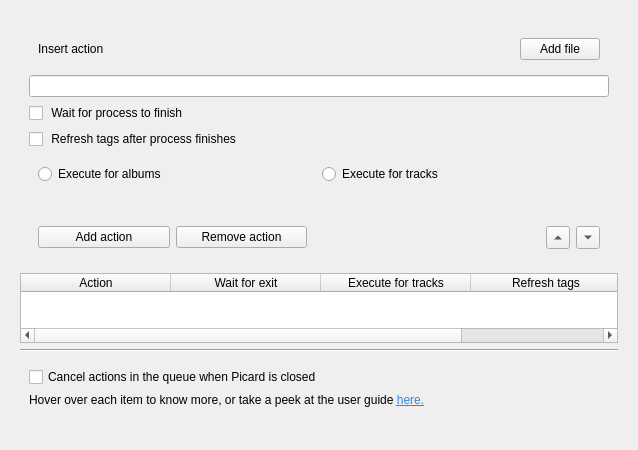
First picture: the form in plugins/post_tagging_actions/options_post_tagging_actions.ui, repository metabrainz/picard-plugins, before the edit.
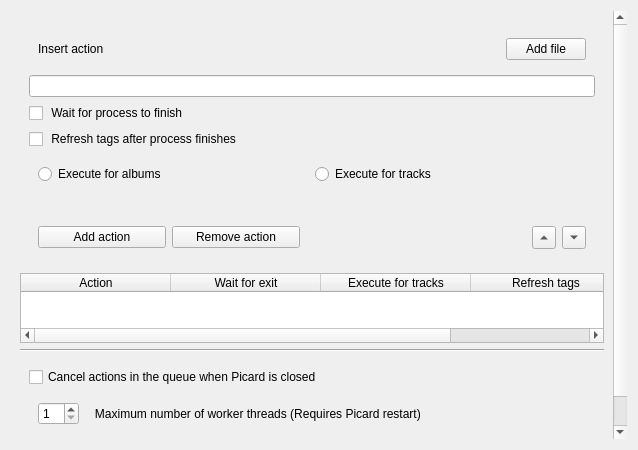
Second picture: the form after the edit.

Patch:
```diff
--- a/plugins/post_tagging_actions/options_post_tagging_actions.ui
+++ b/plugins/post_tagging_actions/options_post_tagging_actions.ui
@@ -32,9 +32,9 @@
       <property name="geometry">
        <rect>
         <x>0</x>
-        <y>0</y>
+        <y>-70</y>
         <width>606</width>
-        <height>451</height>
+        <height>502</height>
        </rect>
       </property>
       <layout class="QVBoxLayout">
@@ -248,10 +248,42 @@
             </property>
            </widget>
           </item>
+          <item>
+           <widget class="QWidget" name="widget_4" native="true">
+            <layout class="QHBoxLayout" name="horizontalLayout">
+             <item>
+              <widget class="QSpinBox" name="max_workers">
+               <property name="sizePolicy">
+                <sizepolicy hsizetype="Maximum" vsizetype="Fixed">
+                 <horstretch>0</horstretch>
+                 <verstretch>0</verstretch>
+                </sizepolicy>
+               </property>
+               <property name="minimum">
+                <number>1</number>
+               </property>
+               <property name="maximum">
+                <number>64</number>
+               </property>
+              </widget>
+             </item>
+             <item>
+              <widget class="QLabel" name="label_2">
+               <property name="toolTip">
+                <string>Sets the number of background threads executing the actions</string>
+               </property>
+               <property name="text">
+                <string>   Maximum number of worker threads (Requires Picard restart)</string>
+               </property>
+              </widget>
+             </item>
+            </layout>
+           </widget>
+          </item>
           <item>
            <widget class="QLabel" name="label">
             <property name="text">
-             <string>&lt;html&gt;&lt;head/&gt;&lt;body&gt;&lt;p&gt;Hover over each item to know more, or take a peek at the user guide &lt;a href=&quot;https://github.com/twodoorcoupe/picard-plugins/tree/user_guides/user_guides/post_tagging_actions/guide.md&quot;&gt;&lt;span style=&quot; text-decoration: underline; color:#3584e4;&quot;&gt;here.&lt;/span&gt;&lt;/a&gt;&lt;/p&gt;&lt;/body&gt;&lt;/html&gt;</string>
+             <string>&lt;html&gt;&lt;head/&gt;&lt;body&gt;&lt;p&gt;Hover over each item to know more, or take a peek at the user guide &lt;a href=&quot;https://github.com/metabrainz/picard-plugins/tree/2.0/plugins/post_tagging_actions/docs/guide.md&quot;&gt;&lt;span style=&quot; text-decoration: underline; color:#3584e4;&quot;&gt;here.&lt;/span&gt;&lt;/a&gt;&lt;/p&gt;&lt;/body&gt;&lt;/html&gt;</string>
             </property>
             <property name="openExternalLinks">
              <bool>true</bool>
```
